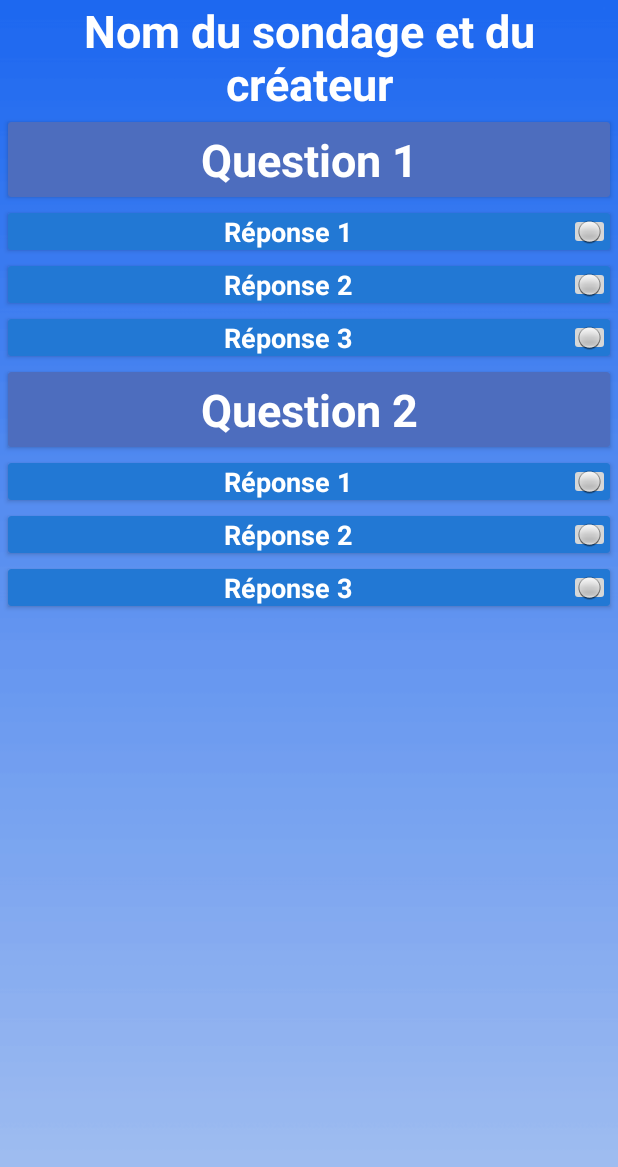
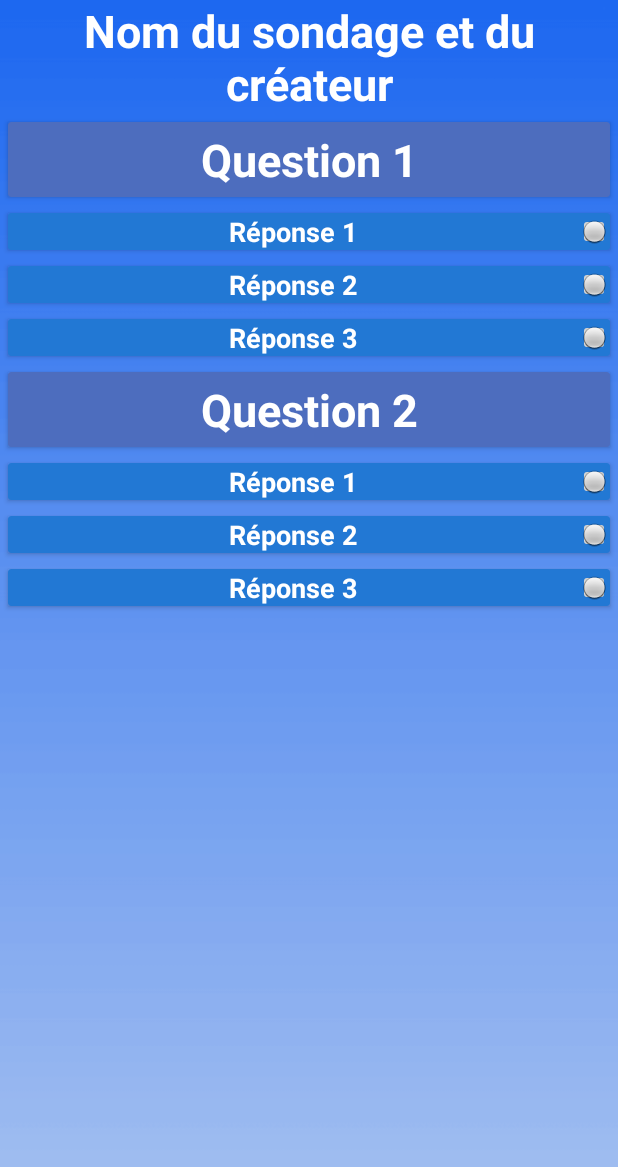
Before and after one commit to Hyedryn/minipoll, an Android app: the layout creation_choice_preview.xml on its own in the app's theme, with its tools: preview values and no code run, on a phone screen of 412 x 824 dp. Shown: the top 1167 px of the screen. Run offline under Robolectric (Android 15) with nearby library versions, the phone set to English and light mode, and no system bars.

Commit message:
suite choose friends

```diff
--- a/app/src/main/res/layout/creation_choice_preview.xml
+++ b/app/src/main/res/layout/creation_choice_preview.xml
@@ -78,7 +78,7 @@
 
                 <ImageButton
                     android:id="@+id/imageButton4"
-                    android:layout_width="55dp"
+                    android:layout_width="wrap_content"
                     android:layout_height="match_parent"
                     android:layout_weight="1"
                     app:srcCompat="@android:drawable/radiobutton_off_background" />
@@ -113,7 +113,7 @@
 
                 <ImageButton
                     android:id="@+id/imageButton6"
-                    android:layout_width="55dp"
+                    android:layout_width="wrap_content"
                     android:layout_height="match_parent"
                     android:layout_weight="1"
                     app:srcCompat="@android:drawable/radiobutton_off_background" />
@@ -148,7 +148,7 @@
 
                 <ImageButton
                     android:id="@+id/imageButton7"
-                    android:layout_width="55dp"
+                    android:layout_width="wrap_content"
                     android:layout_height="match_parent"
                     android:layout_weight="1"
                     app:srcCompat="@android:drawable/radiobutton_off_background" />
@@ -211,7 +211,7 @@
 
                 <ImageButton
                     android:id="@+id/imageButton9"
-                    android:layout_width="55dp"
+                    android:layout_width="wrap_content"
                     android:layout_height="match_parent"
                     android:layout_weight="1"
                     app:srcCompat="@android:drawable/radiobutton_off_background" />
@@ -246,7 +246,7 @@
 
                 <ImageButton
                     android:id="@+id/imageButton12"
-                    android:layout_width="55dp"
+                    android:layout_width="wrap_content"
                     android:layout_height="match_parent"
                     android:layout_weight="1"
                     app:srcCompat="@android:drawable/radiobutton_off_background" />
@@ -281,7 +281,7 @@
 
                 <ImageButton
                     android:id="@+id/imageButton13"
-                    android:layout_width="55dp"
+                    android:layout_width="wrap_content"
                     android:layout_height="match_parent"
                     android:layout_weight="1"
                     app:srcCompat="@android:drawable/radiobutton_off_background" />
--- a/app/src/main/res/layout/creation_question_friends_list.xml
+++ b/app/src/main/res/layout/creation_question_friends_list.xml
@@ -61,6 +61,7 @@
 
             <RadioButton
                 android:id="@+id/radioButton3"
+                style="@style/Widget.AppCompat.CompoundButton.RadioButton"
                 android:layout_width="wrap_content"
                 android:layout_height="match_parent" />
 
```
Also changed, not shown: app/src/main/res/layout/creation_question_preview.xml (+6 -6 lines).
